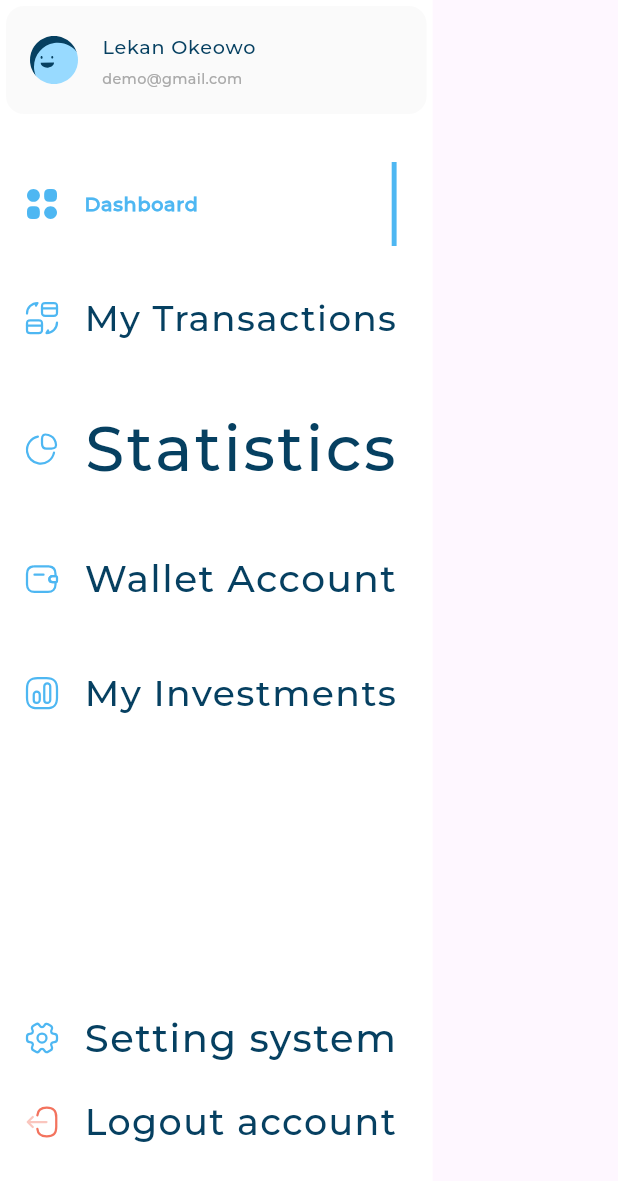
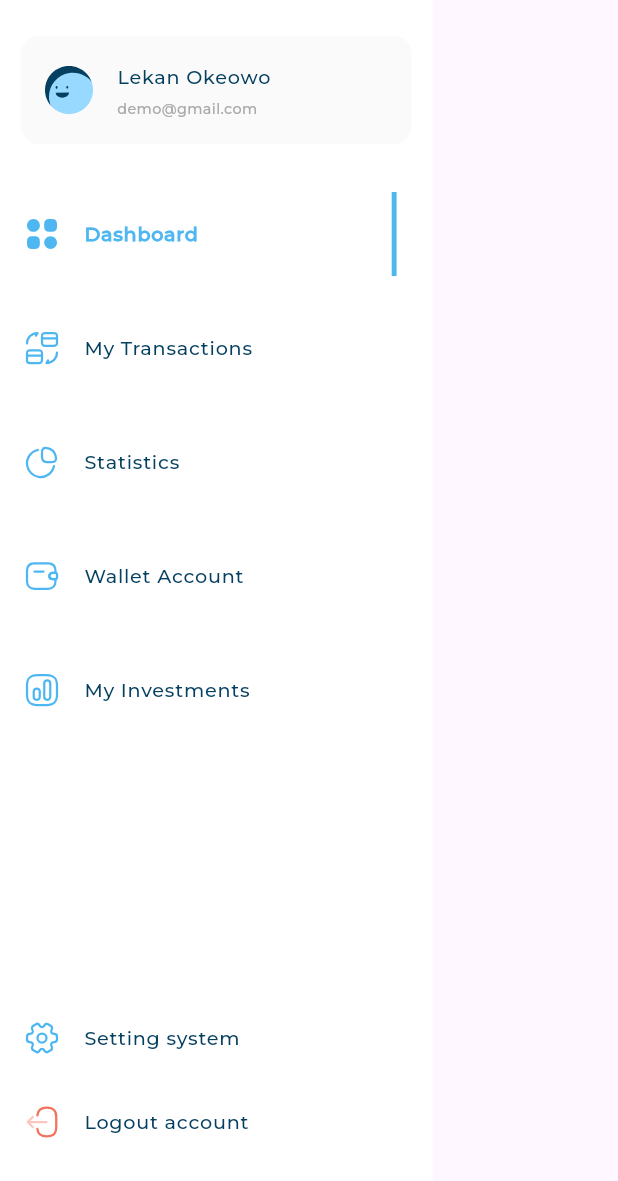
Before and after one commit to ahvvad/Dashboard, a Flutter app: the CustomDrawer widget shown alone on an empty page, opened directly, on a phone screen of 412 x 824 dp. Shown: the top 1181 px of the screen. Run offline on Flutter 3.47's test engine with Material 3 defaults, Android fonts, the phone set to English and light mode, and no system bars; our stand-ins replace device_preview, expandable_page_view, fl_chart, flutter_svg; project files that could hold a hidden picture were left out.

```diff
--- a/lib/widgets/active_inactive_drawer_item.dart
+++ b/lib/widgets/active_inactive_drawer_item.dart
@@ -15,12 +15,9 @@ class InActiveDrawerItem extends StatelessWidget {
   Widget build(BuildContext context) {
     return ListTile(
       leading: SvgPicture.asset(drawerItemModel.image),
-      title: FittedBox(
-        alignment: AlignmentDirectional.centerStart,
-        child: Text(
-          drawerItemModel.title,
-          style: AppStyles.styleMedium16(context),
-        ),
+      title: Text(
+        drawerItemModel.title,
+        style: AppStyles.styleMedium16(context),
       ),
     );
   }
--- a/lib/widgets/custom_drawer.dart
+++ b/lib/widgets/custom_drawer.dart
@@ -18,12 +18,15 @@ class CustomDrawer extends StatelessWidget {
       child: CustomScrollView(
         slivers: [
           const SliverToBoxAdapter(
+            child: Padding(
+              padding: EdgeInsets.only(top: 20.0, left: 10, right: 10),
               child: UserInfoListTile(
                   userInfiModel: UserInfoModel(
                 image: Assets.imagesAvatar3,
                 title: 'Lekan Okeowo',
                 subtitle: 'demo@gmail.com',
               )),
+            ),
           ),
           const SliverToBoxAdapter(
             child: SizedBox(
--- a/lib/widgets/user_info_list_tile.dart
+++ b/lib/widgets/user_info_list_tile.dart
@@ -19,21 +19,13 @@ class UserInfoListTile extends StatelessWidget {
       child: Center(
         child: ListTile(
           leading: SvgPicture.asset(userInfiModel.image),
-          title: FittedBox(
-            alignment: AlignmentDirectional.centerStart,
-            fit: BoxFit.scaleDown,
-            child: Text(
-              userInfiModel.title,
-              style: AppStyles.styleSemiBold16(context),
-            ),
+          title: Text(
+            userInfiModel.title,
+            style: AppStyles.styleSemiBold16(context),
           ),
-          subtitle: FittedBox(
-            alignment: AlignmentDirectional.centerStart,
-            fit: BoxFit.scaleDown,
-            child: Text(
-              userInfiModel.subtitle,
-              style: AppStyles.styleRegular12(context),
-            ),
+          subtitle: Text(
+            userInfiModel.subtitle,
+            style: AppStyles.styleRegular12(context),
           ),
         ),
       ),
```
Also changed, not shown: lib/main.dart (+6 -3 lines), lib/widgets/custom_botton.dart (+6 -3 lines). Lines whose indentation alone changed are shown as unchanged.
